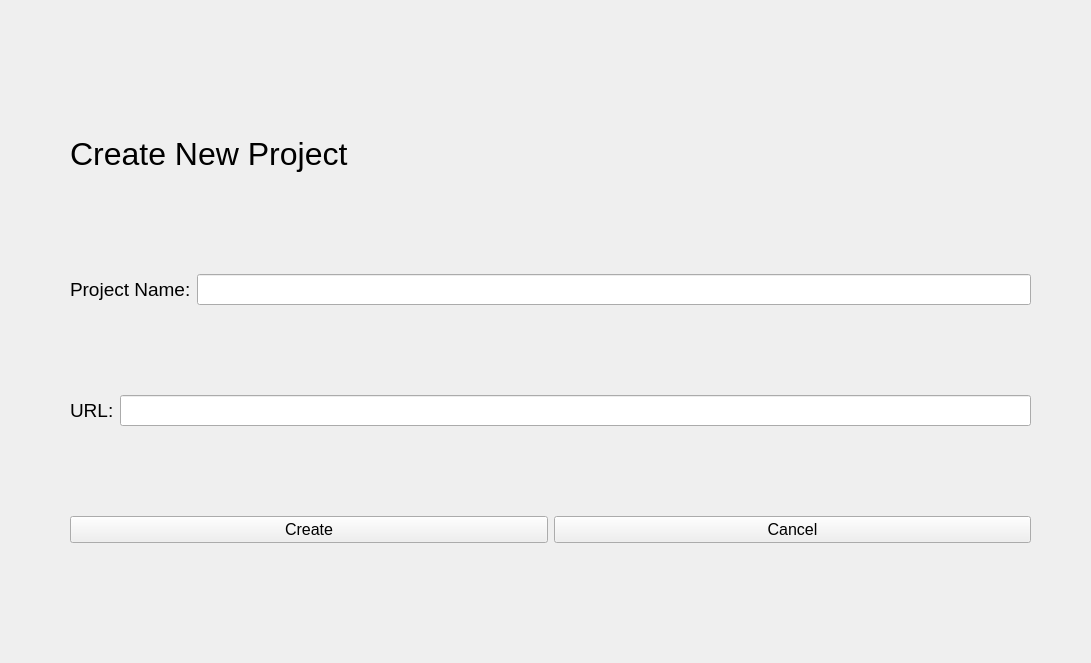
Old version of the form GUI/newProject.ui in the repository Ericaan/studio5_webscraping_app.
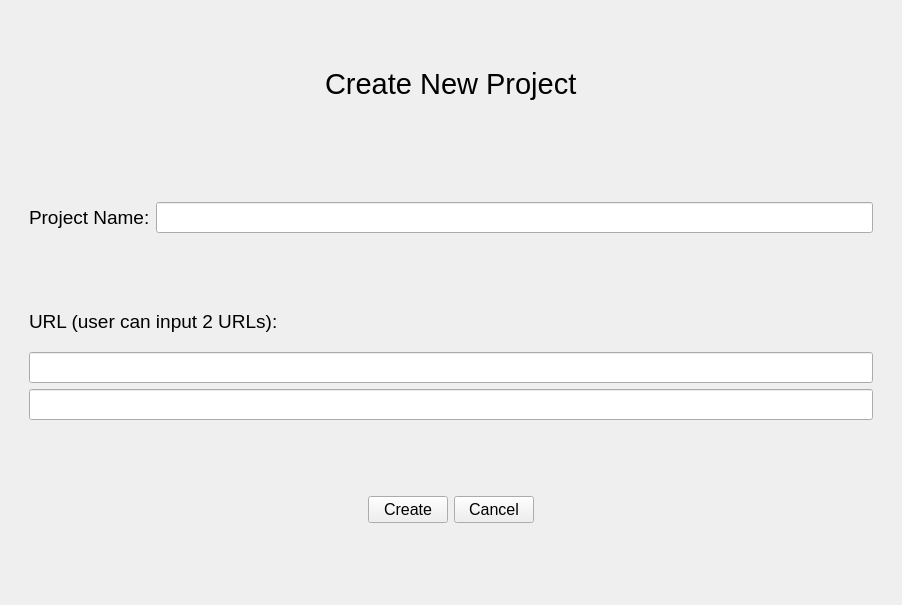
New version of the form.

Commit message:
input second URL and browser2 in tab2
Added text edit 2 in new project window  and browser 2 in project_ui to test

The edit to the form file:
```diff
--- a/GUI/newProject.ui
+++ b/GUI/newProject.ui
@@ -6,74 +6,50 @@
    <rect>
     <x>0</x>
     <y>0</y>
-    <width>1091</width>
-    <height>663</height>
+    <width>902</width>
+    <height>605</height>
    </rect>
   </property>
   <property name="windowTitle">
    <string>MainWindow</string>
   </property>
   <widget class="QWidget" name="centralwidget">
-   <widget class="QWidget" name="verticalLayoutWidget_3">
-    <property name="geometry">
-     <rect>
-      <x>70</x>
-      <y>30</y>
-      <width>961</width>
-      <height>601</height>
-     </rect>
-    </property>
+   <layout class="QVBoxLayout" name="verticalLayout">
+    <item>
     <layout class="QVBoxLayout" name="main_layout">
-     <item>
-      <layout class="QVBoxLayout" name="main_label_layout">
-       <property name="sizeConstraint">
-        <enum>QLayout::SetDefaultConstraint</enum>
-       </property>
-       <item>
-        <widget class="QLabel" name="main_label">
-         <property name="enabled">
-          <bool>true</bool>
-         </property>
-         <property name="sizePolicy">
-          <sizepolicy hsizetype="Preferred" vsizetype="Preferred">
-           <horstretch>0</horstretch>
-           <verstretch>0</verstretch>
-          </sizepolicy>
-         </property>
-         <property name="minimumSize">
-          <size>
-           <width>500</width>
-           <height>70</height>
-          </size>
-         </property>
-         <property name="maximumSize">
-          <size>
-           <width>0</width>
-           <height>60</height>
-          </size>
-         </property>
+      <property name="leftMargin">
+       <number>11</number>
+      </property>
+      <property name="topMargin">
+       <number>11</number>
+      </property>
+      <property name="rightMargin">
+       <number>11</number>
+      </property>
+      <property name="bottomMargin">
+       <number>11</number>
+      </property>
+      <item>
+       <widget class="QWidget" name="widget" native="true">
+        <layout class="QVBoxLayout" name="verticalLayout_3">
+         <item alignment="Qt::AlignHCenter">
+          <widget class="QLabel" name="label">
          <property name="font">
           <font>
-           <pointsize>24</pointsize>
-          </font>
-         </property>
-         <property name="layoutDirection">
-          <enum>Qt::LeftToRight</enum>
-         </property>
+             <pointsize>22</pointsize>
+            </font>
+           </property>
          <property name="text">
           <string>Create New Project</string>
          </property>
         </widget>
        </item>
       </layout>
+       </widget>
      </item>
      <item>
-      <layout class="QVBoxLayout" name="project_name_layout">
-       <property name="sizeConstraint">
-        <enum>QLayout::SetDefaultConstraint</enum>
-       </property>
-       <item>
-        <layout class="QHBoxLayout" name="horizontalLayout">
+       <widget class="QWidget" name="widget_2" native="true">
+        <layout class="QHBoxLayout" name="horizontalLayout_2">
          <item>
           <widget class="QLabel" name="project_name_label">
            <property name="font">
@@ -96,25 +72,32 @@
           </widget>
          </item>
         </layout>
-       </item>
-      </layout>
-     </item>
+       </widget>
+      </item>
      <item>
-      <layout class="QVBoxLayout" name="url_layout">
-       <property name="sizeConstraint">
-        <enum>QLayout::SetMinimumSize</enum>
-       </property>
-       <item>
-        <layout class="QHBoxLayout" name="horizontalLayout_3">
+       <widget class="QWidget" name="widget_3" native="true">
+        <layout class="QVBoxLayout" name="verticalLayout_4">
          <item>
           <widget class="QLabel" name="url_label">
+           <property name="minimumSize">
+            <size>
+             <width>0</width>
+             <height>50</height>
+            </size>
+           </property>
+           <property name="maximumSize">
+            <size>
+             <width>16777215</width>
+             <height>50</height>
+            </size>
+           </property>
            <property name="font">
             <font>
              <pointsize>14</pointsize>
             </font>
            </property>
            <property name="text">
-            <string>URL:</string>
+            <string>URL (user can input 2 URLs):</string>
            </property>
           </widget>
          </item>
@@ -127,15 +110,33 @@
            </property>
           </widget>
          </item>
-        </layout>
-       </item>
-      </layout>
-     </item>
      <item>
-      <layout class="QHBoxLayout" name="buttons_layout">
-       <property name="sizeConstraint">
-        <enum>QLayout::SetDefaultConstraint</enum>
-       </property>
+          <widget class="QLineEdit" name="url_label2">
+           <property name="font">
+            <font>
+             <pointsize>14</pointsize>
+            </font>
+           </property>
+          </widget>
+         </item>
+        </layout>
+       </widget>
+      </item>
+      <item alignment="Qt::AlignHCenter">
+       <widget class="QWidget" name="widget_4" native="true">
+        <property name="minimumSize">
+         <size>
+          <width>0</width>
+          <height>150</height>
+         </size>
+        </property>
+        <property name="maximumSize">
+         <size>
+          <width>16777215</width>
+          <height>150</height>
+         </size>
+        </property>
+        <layout class="QHBoxLayout" name="horizontalLayout">
        <item>
         <widget class="QPushButton" name="create_button">
          <property name="font">
@@ -161,9 +162,11 @@
         </widget>
        </item>
       </layout>
-     </item>
-    </layout>
-   </widget>
+       </widget>
+      </item>
+     </layout>
+    </item>
+   </layout>
   </widget>
  </widget>
  <resources/>
```
Lines whose indentation alone changed are shown as unchanged. The commit also changes 12 other files.
